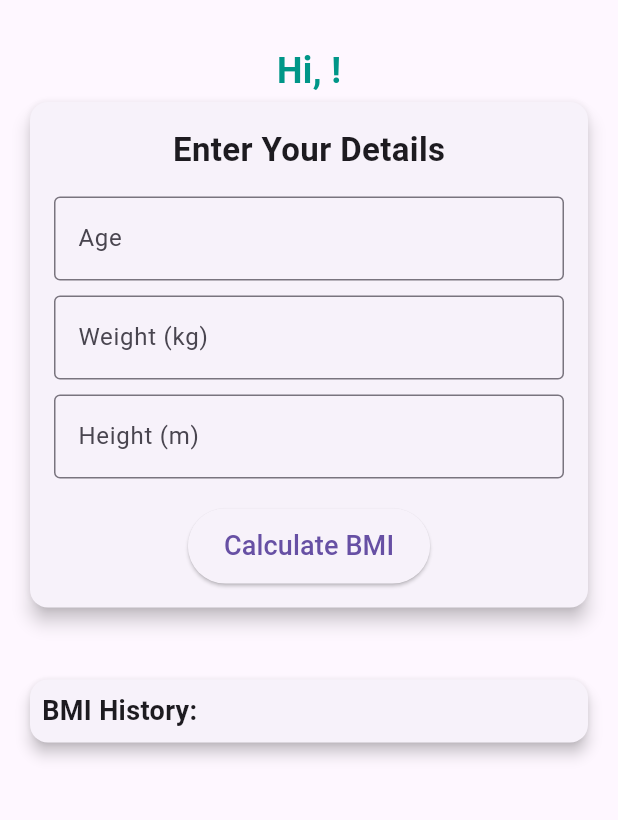
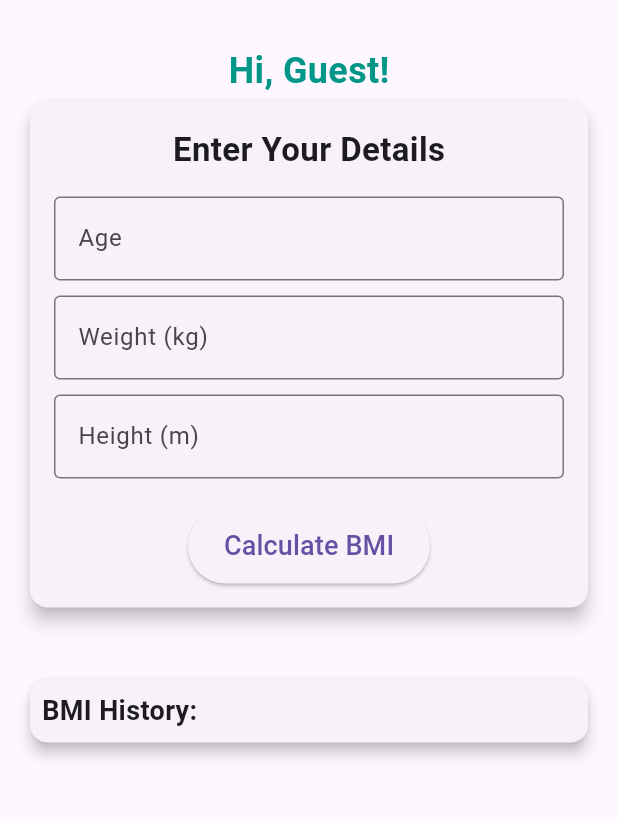
Before and after one commit to 1wish1/cessar_dart_project, a Flutter app: the BMICalculator screen opened by its route, on a phone screen of 412 x 824 dp, the part 63-883 px from its top. Run offline on Flutter 3.47's test engine with Material 3 defaults, Android fonts, the light colour scheme and no system bars; our stand-ins replace get_it; missing offline and left inert: bcrypt, dart:ffi, neo4j_http_client; accounts and stored records are empty.

Commit message:
tapos na

```diff
--- a/lib/BMICalculator.dart
+++ b/lib/BMICalculator.dart
@@ -38,7 +38,7 @@ class _BMICalculatorState extends State<BMICalculator> {
 
   void initState() {
     super.initState();
-    user = userService.currentUser;  // Fetch age from UserService if available
+    user = userService.currentUser;
     if(user != null){
       setState(() {
         _bmiHistory = _BMIService.bmiHistory;
@@ -46,7 +46,7 @@ class _BMICalculatorState extends State<BMICalculator> {
     }
   }
 
-  // Method to determine BMI category
+
   String _getBMICategory(double bmi) {
     if (bmi < 18.5) {
       return 'Underweight';
@@ -65,11 +65,11 @@ class _BMICalculatorState extends State<BMICalculator> {
     final int? _age = int.tryParse(_ageController.text);
 
     if (weight != null && height != null && height > 0) {
-      // Calculate BMI and determine the category
+
       final double bmiResult = weight / (height * height);
       final String bmiCategory = _getBMICategory(bmiResult);
 
-      // Get the current date and time
+
       final DateTime currentDateTime = DateTime.now();
 
       BMI? bmi = BMI(
@@ -94,7 +94,7 @@ class _BMICalculatorState extends State<BMICalculator> {
         });
       }
 
-      // Update the stat
+
     }
   }
   Color _getCategoryColor(String category) {
@@ -108,7 +108,7 @@ class _BMICalculatorState extends State<BMICalculator> {
       case 'Obese':
         return Colors.red;
       default:
-        return Colors.grey; // Default color for undefined categories
+        return Colors.grey;
     }
   }
   Color _getBackgroundColor(String bmiCategory) {
@@ -121,7 +121,7 @@ class _BMICalculatorState extends State<BMICalculator> {
     } else if (bmiCategory.contains('Obese')) {
       return Colors.red;
     } else {
-      return Colors.grey; // Default color for undefined categories
+      return Colors.grey;
     }
   }
   void _deleteHistorySign(int id,int index) {
@@ -144,8 +144,10 @@ class _BMICalculatorState extends State<BMICalculator> {
       appBar: AppBar(
       title: const Text('Health Management'),
       actions: [
+
+      if (!userService.isLogin) ...[
         Padding(
-            padding: EdgeInsets.only(left: 5.0), // Add left margin to the first button
+          padding: EdgeInsets.only(left: 5.0),
           child: TextButton(
             onPressed: () {
               Navigator.pushNamed(context, "/login");
@@ -162,7 +164,7 @@ class _BMICalculatorState extends State<BMICalculator> {
           ),
         ),
         Padding(
-            padding: const EdgeInsets.only(right: 25.0), // Add left margin to the second button
+          padding: const EdgeInsets.only(right: 25.0),
           child: TextButton(
             onPressed: () {
               Navigator.pushNamed(context, "/signup");
@@ -178,6 +180,33 @@ class _BMICalculatorState extends State<BMICalculator> {
             ),
           ),
         ),
+      ] else ...[
+        Padding(
+          padding: const EdgeInsets.only(right: 25.0),
+          child: TextButton(
+            onPressed: () {
+              userService.logout();
+               setState(() {
+                user = null;
+                _bmiHistory.clear();
+
+              });
+              Navigator.of(context).pushReplacement(
+                MaterialPageRoute(builder: (context) => BMICalculator()),
+              );
+            },
+            style: TextButton.styleFrom(
+              shape: RoundedRectangleBorder(
+                borderRadius: BorderRadius.circular(10),
+              ),
+            ),
+            child: const Text(
+              'Logout',
+              style: TextStyle(color: Colors.teal),
+            ),
+          ),
+        ),
+      ],
     ],
     ),
       body:
@@ -187,7 +216,9 @@ class _BMICalculatorState extends State<BMICalculator> {
         Column(
           children: [
               Text(
-              'Hi, ${userService.currentUser?.username ?? "Guest"}!',
+              userService.isLogin
+              ? 'Hi, ${userService.currentUser?.username}!'
+              : 'Hi, Guest!',
               style: const TextStyle(
                 fontSize: 24,
                 fontWeight: FontWeight.bold,
@@ -286,13 +317,13 @@ class _BMICalculatorState extends State<BMICalculator> {
                       itemCount: _bmiHistory.length,
                       itemBuilder: (context, index) {
                         return Container(
-                          margin: const EdgeInsets.symmetric(vertical: 8.0), // Adds top and bottom spacing
+                          margin: const EdgeInsets.symmetric(vertical: 8.0),
                           decoration: BoxDecoration(
-                            color: _getBackgroundColor(_bmiHistory[index].toString()), // Background color
-                            borderRadius: BorderRadius.circular(12.0), // Rounded corners
+                            color: _getBackgroundColor(_bmiHistory[index].toString()),
+                            borderRadius: BorderRadius.circular(12.0),
                           ),
                           child: Padding(
-                            padding: const EdgeInsets.symmetric(vertical: 16.0, horizontal: 8.0), // Adds padding inside the container
+                            padding: const EdgeInsets.symmetric(vertical: 16.0, horizontal: 8.0),
                             child: ListTile(
                               leading: const Icon(Icons.history, color: Color.fromARGB(255, 84, 97, 96)),
                               title: Text(_bmiHistory[index].toString()),
--- a/lib/Connection/Neo4jConnection.dart
+++ b/lib/Connection/Neo4jConnection.dart
@@ -1,14 +1,13 @@
 import 'package:neo4j_http_client/neo4j_http_client.dart';
 
 class Neo4jConnection {
-  static const String protocol = 'http'; // or 'https'
+  static const String protocol = 'http';
   static const String host = 'localhost';
-  static const int port = 7474; // Typical HTTP port
-  static const String database = 'neo4j'; // Default database name
+  static const int port = 7474;
+  static const String database = 'neo4j';
   static const String username = 'neo4j';
   static const String password = 'KarlPogi5758';
 
-  // Method to create and return the Neo4j client
   static Client getClient() {
     final uri = Uri.parse('$protocol://$host:$port/db/data');
     return Client(
--- a/lib/LoginPage.dart
+++ b/lib/LoginPage.dart
@@ -12,7 +12,7 @@ class LoginPage extends StatefulWidget {
 }
 
 class _LoginPageState extends State<LoginPage> {
-  final _formKey = GlobalKey<FormState>(); // For form validation
+  final _formKey = GlobalKey<FormState>();
   final TextEditingController _usernameController = TextEditingController();
   final TextEditingController _emailController = TextEditingController();
   final TextEditingController _passwordController = TextEditingController();
@@ -38,9 +38,9 @@ class _LoginPageState extends State<LoginPage> {
               ),
             ],
           ),
-          width: 350, // Set a width for the container
+          width: 350,
           child: Form(
-            key: _formKey, // Associate form key
+            key: _formKey,
             child: Column(
               mainAxisSize: MainAxisSize.min,
               children: [
--- a/lib/Service/BMIService.dart
+++ b/lib/Service/BMIService.dart
@@ -43,7 +43,7 @@ class BMIService with ChangeNotifier{
       final response = await client.execute([query]);
       if (response.results != null && response.results!.isNotEmpty) {
         var resultData = response.results!.first.data?.first;
-        print(resultData);
+
         if (resultData != null) {
           var meta = resultData.meta?.first;
           BMI.id = meta['id'];
@@ -56,7 +56,7 @@ class BMIService with ChangeNotifier{
       }
 
     }catch(e){
-      print('Error logging in: $e');
+
       throw Exception('Login failed: $e');
     }
     return null;
@@ -101,7 +101,6 @@ class BMIService with ChangeNotifier{
         throw Exception('No BMI data found for user with ID: $userId');
       }
     } catch (e) {
-      print('Error fetching BMI list: $e');
       throw Exception('Failed to fetch BMI list: $e');
     }
   }
@@ -118,7 +117,6 @@ class BMIService with ChangeNotifier{
     );
      try {
       final response = await client.execute([query]);
-      print(response);
       await getBMIsForUser(_UserService.currentUser!.id);
       notifyListeners();
      }catch(e){
--- a/lib/SignupPage.dart
+++ b/lib/SignupPage.dart
@@ -14,7 +14,7 @@ class SignupPage extends StatefulWidget {
 
 class _SignupPageState extends State<SignupPage> {
 
-  final _formKey = GlobalKey<FormState>(); // Key for form validation
+  final _formKey = GlobalKey<FormState>();
   final TextEditingController _usernameController = TextEditingController();
   final TextEditingController _emailController = TextEditingController();
   final TextEditingController _passwordController = TextEditingController();
@@ -47,7 +47,7 @@ class _SignupPageState extends State<SignupPage> {
               ),
             ],
           ),
-          width: 350, // Set a width for the container
+          width: 350,
           child: Form(
             key: _formKey,
             child: Column(
@@ -153,7 +153,7 @@ class _SignupPageState extends State<SignupPage> {
                           ),
                         );
                       } catch (e) {
-                        // Show error dialog
+
                         showDialog(
                           context: context,
                           builder: (context) => AlertDialog(
--- a/lib/log/token.json
+++ /dev/null
@@ -1 +0,0 @@
-{"token":"AbFgXZidDP75d5KRKxd1hrxqyCoq35cFRKEqoymY7tk=","userId":31,"createdAt":"2024-12-10T14:13:14.731549","ExpiresIn":3600}
--- a/lib/main.dart
+++ b/lib/main.dart
@@ -5,7 +5,7 @@ import 'package:health_management/Service/UserService.dart';
 import 'package:health_management/di.dart';
 import 'LoginPage.dart';
 import 'SignupPage.dart';
-import 'package:intl/intl.dart';  // For formatting date and time
+import 'package:intl/intl.dart';
 import 'BMICalculator.dart';
 import 'package:provider/provider.dart';
 
--- a/lib/model/Authentication.dart
+++ b/lib/model/Authentication.dart
@@ -6,7 +6,7 @@ class Authentication {
 
   Authentication({required this.token, required this.createdAt,required this.userId, ExpiresIn});
 
-  // Factory method to create an instance from JSON data
+
   factory Authentication.fromJson(Map<String, dynamic> json) {
     return Authentication(
       token: json['token'],
@@ -16,7 +16,7 @@ class Authentication {
     );
   }
 
-  // Method to convert the instance to a JSON map
+
   Map<String, dynamic> toJson() {
     return {
       'token': token,
```
Also changed, not shown: lib/Service/TokenService.dart (+8 -9 lines), lib/Service/UserService.dart (+21 -20 lines). Lines whose indentation alone changed are shown as unchanged.
